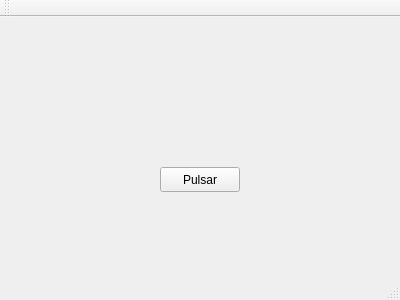
Above: mainwindow.ui from mgonzalezg9/OpenCV-demo before the change. Below: the same form after it.
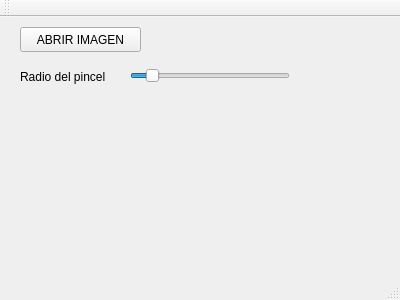
That is the form after the change.

Commit message: Añadida funcionalidad para pintar

Patch:
```diff
--- a/mainwindow.ui
+++ b/mainwindow.ui
@@ -17,14 +17,43 @@
    <widget class="QPushButton" name="pushButton">
     <property name="geometry">
      <rect>
-      <x>160</x>
-      <y>150</y>
-      <width>80</width>
+      <x>20</x>
+      <y>10</y>
+      <width>121</width>
       <height>25</height>
      </rect>
     </property>
     <property name="text">
-     <string>Pulsar</string>
+     <string>ABRIR IMAGEN</string>
+    </property>
+   </widget>
+   <widget class="QSlider" name="horizontalSlider">
+    <property name="geometry">
+     <rect>
+      <x>130</x>
+      <y>50</y>
+      <width>160</width>
+      <height>18</height>
+     </rect>
+    </property>
+    <property name="value">
+     <number>10</number>
+    </property>
+    <property name="orientation">
+     <enum>Qt::Horizontal</enum>
+    </property>
+   </widget>
+   <widget class="QLabel" name="label">
+    <property name="geometry">
+     <rect>
+      <x>20</x>
+      <y>50</y>
+      <width>91</width>
+      <height>20</height>
+     </rect>
+    </property>
+    <property name="text">
+     <string>Radio del pincel</string>
     </property>
    </widget>
   </widget>
```
The commit also changes 2 other files.
